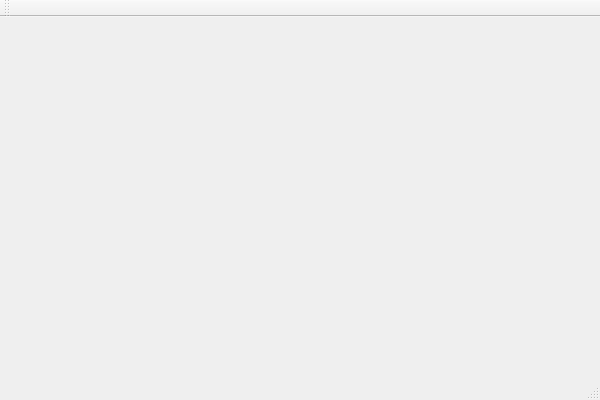
Qt form coffee_shop_management_system/coffee_shop_management_system/GUI/StaffDashboard.ui (PhucHoang200/coffee-shop-management-system) before a commit.
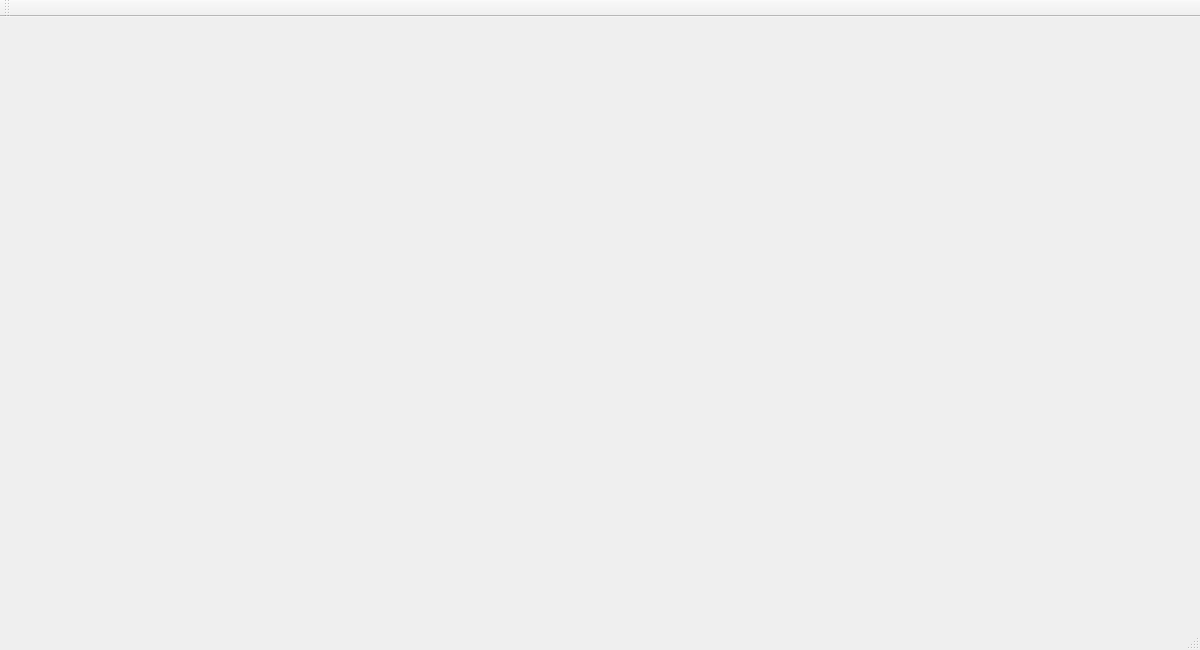
The same form after that commit.

Commit message: fixed login form

```diff
--- a/coffee_shop_management_system/coffee_shop_management_system/GUI/StaffDashboard.ui
+++ b/coffee_shop_management_system/coffee_shop_management_system/GUI/StaffDashboard.ui
@@ -6,8 +6,8 @@
    <rect>
     <x>0</x>
     <y>0</y>
-    <width>600</width>
-    <height>400</height>
+    <width>1200</width>
+    <height>650</height>
    </rect>
   </property>
   <property name="windowTitle">
```
Left out of the diff: 2 changed lines with no effect on the pictures. The commit also changes 2 other files.
